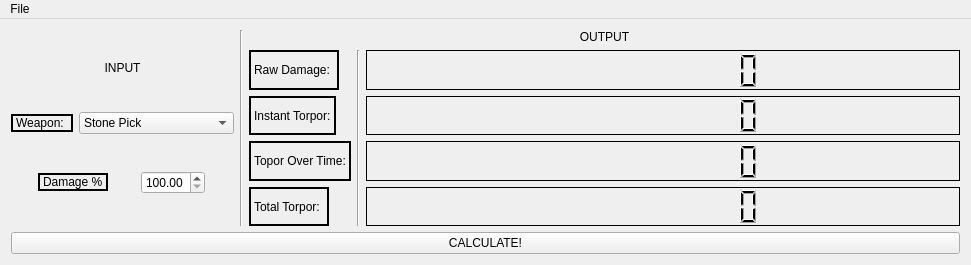
The window that mainwindow.ui (mattearly/ARK-Survial-Evolved-damage-calculator) describes before a commit, drawn with Qt 5.
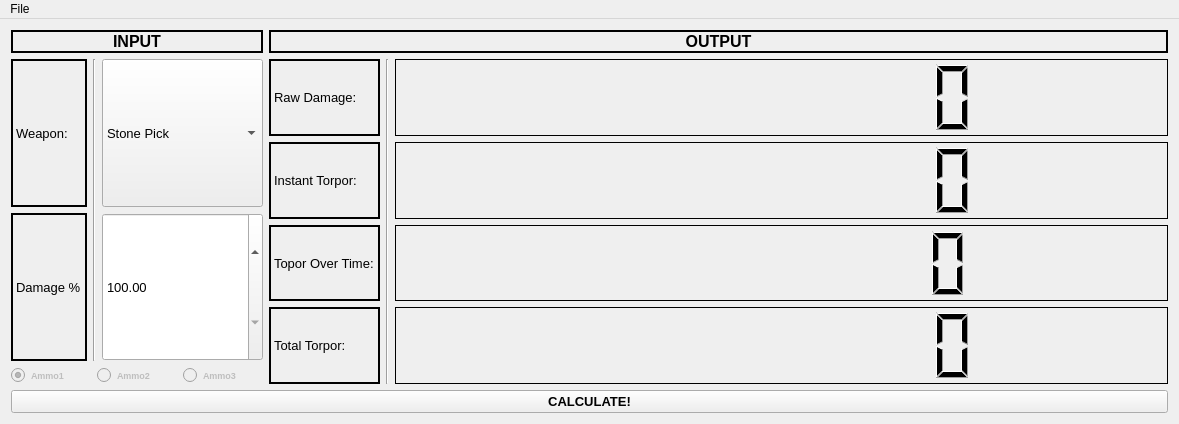
The same window after the commit.

Commit message: Added ammo selectors for all weapons

The edit to the form file:
```diff
--- a/mainwindow.ui
+++ b/mainwindow.ui
@@ -6,8 +6,8 @@
    <rect>
     <x>0</x>
     <y>0</y>
-    <width>971</width>
-    <height>265</height>
+    <width>1179</width>
+    <height>424</height>
    </rect>
   </property>
   <property name="sizePolicy">
@@ -20,11 +20,11 @@
    <string>ARK Damage Calculator</string>
   </property>
   <widget class="QWidget" name="centralWidget">
-   <layout class="QVBoxLayout" name="verticalLayout_5">
+   <layout class="QVBoxLayout" name="verticalLayout_7">
     <item>
      <layout class="QHBoxLayout" name="horizontalLayout_4">
       <item>
-       <layout class="QVBoxLayout" name="verticalLayout_4">
+       <layout class="QVBoxLayout" name="verticalLayout_6">
         <item>
          <widget class="QLabel" name="label_input">
           <property name="sizePolicy">
@@ -33,6 +33,22 @@
             <verstretch>0</verstretch>
            </sizepolicy>
           </property>
+          <property name="font">
+           <font>
+            <pointsize>12</pointsize>
+            <weight>75</weight>
+            <bold>true</bold>
+           </font>
+          </property>
+          <property name="frameShape">
+           <enum>QFrame::WinPanel</enum>
+          </property>
+          <property name="frameShadow">
+           <enum>QFrame::Plain</enum>
+          </property>
+          <property name="lineWidth">
+           <number>5</number>
+          </property>
           <property name="text">
            <string>INPUT</string>
           </property>
@@ -42,15 +58,22 @@
          </widget>
         </item>
         <item>
-         <layout class="QHBoxLayout" name="horizontalLayout_2">
+         <layout class="QHBoxLayout" name="horizontalLayout_3">
+          <item>
+           <layout class="QVBoxLayout" name="verticalLayout_2">
           <item>
            <widget class="QLabel" name="label_Weapon">
             <property name="sizePolicy">
-             <sizepolicy hsizetype="Maximum" vsizetype="Fixed">
+               <sizepolicy hsizetype="Minimum" vsizetype="Minimum">
               <horstretch>0</horstretch>
               <verstretch>0</verstretch>
              </sizepolicy>
             </property>
+              <property name="font">
+               <font>
+                <pointsize>10</pointsize>
+               </font>
+              </property>
             <property name="frameShape">
              <enum>QFrame::WinPanel</enum>
             </property>
@@ -66,13 +89,56 @@
            </widget>
           </item>
           <item>
+             <widget class="QLabel" name="label_damagepercent">
+              <property name="sizePolicy">
+               <sizepolicy hsizetype="Minimum" vsizetype="Minimum">
+                <horstretch>0</horstretch>
+                <verstretch>0</verstretch>
+               </sizepolicy>
+              </property>
+              <property name="font">
+               <font>
+                <pointsize>10</pointsize>
+               </font>
+              </property>
+              <property name="frameShape">
+               <enum>QFrame::WinPanel</enum>
+              </property>
+              <property name="frameShadow">
+               <enum>QFrame::Plain</enum>
+              </property>
+              <property name="lineWidth">
+               <number>2</number>
+              </property>
+              <property name="text">
+               <string>Damage %</string>
+              </property>
+             </widget>
+            </item>
+           </layout>
+          </item>
+          <item>
+           <widget class="Line" name="line_3">
+            <property name="orientation">
+             <enum>Qt::Vertical</enum>
+            </property>
+           </widget>
+          </item>
+          <item>
+           <layout class="QVBoxLayout" name="verticalLayout">
+            <item>
            <widget class="QComboBox" name="comboBox_Weapon">
             <property name="sizePolicy">
-             <sizepolicy hsizetype="Maximum" vsizetype="Fixed">
+               <sizepolicy hsizetype="Minimum" vsizetype="Minimum">
               <horstretch>0</horstretch>
               <verstretch>0</verstretch>
              </sizepolicy>
             </property>
+              <property name="font">
+               <font>
+                <pointsize>10</pointsize>
+               </font>
+              </property>
             <item>
              <property name="text">
               <string>Stone Pick</string>
@@ -185,40 +251,19 @@
             </item>
            </widget>
           </item>
-         </layout>
-        </item>
-        <item>
-         <layout class="QHBoxLayout" name="horizontalLayout_3">
-          <item>
-           <widget class="QLabel" name="label_damagepercent">
-            <property name="sizePolicy">
-             <sizepolicy hsizetype="Maximum" vsizetype="Fixed">
-              <horstretch>0</horstretch>
-              <verstretch>0</verstretch>
-             </sizepolicy>
-            </property>
-            <property name="frameShape">
-             <enum>QFrame::WinPanel</enum>
-            </property>
-            <property name="frameShadow">
-             <enum>QFrame::Plain</enum>
-            </property>
-            <property name="lineWidth">
-             <number>2</number>
-            </property>
-            <property name="text">
-             <string>Damage %</string>
-            </property>
-           </widget>
-          </item>
           <item>
            <widget class="QDoubleSpinBox" name="doubleSpinBox_damagepercent">
             <property name="sizePolicy">
-             <sizepolicy hsizetype="Maximum" vsizetype="Fixed">
+               <sizepolicy hsizetype="Minimum" vsizetype="Minimum">
               <horstretch>0</horstretch>
               <verstretch>0</verstretch>
              </sizepolicy>
             </property>
+              <property name="font">
+               <font>
+                <pointsize>10</pointsize>
+               </font>
+              </property>
             <property name="minimum">
              <double>100.000000000000000</double>
             </property>
@@ -232,14 +277,82 @@
        </layout>
       </item>
       <item>
-       <widget class="Line" name="line">
-        <property name="orientation">
-         <enum>Qt::Vertical</enum>
-        </property>
+         <layout class="QHBoxLayout" name="horizontalLayout_2">
+          <item>
+           <widget class="QRadioButton" name="radioButton_ammo1">
+            <property name="enabled">
+             <bool>false</bool>
+            </property>
+            <property name="font">
+             <font>
+              <pointsize>7</pointsize>
+              <weight>75</weight>
+              <bold>true</bold>
+             </font>
+            </property>
+            <property name="text">
+             <string>Ammo1</string>
+            </property>
+            <property name="shortcut">
+             <string>1</string>
+            </property>
+            <property name="checked">
+             <bool>true</bool>
+            </property>
        </widget>
       </item>
       <item>
-       <layout class="QVBoxLayout" name="verticalLayout_3">
+           <widget class="QRadioButton" name="radioButton_ammo2">
+            <property name="enabled">
+             <bool>false</bool>
+            </property>
+            <property name="font">
+             <font>
+              <pointsize>7</pointsize>
+              <weight>75</weight>
+              <bold>true</bold>
+             </font>
+            </property>
+            <property name="text">
+             <string>Ammo2</string>
+            </property>
+            <property name="shortcut">
+             <string>2</string>
+            </property>
+            <property name="checked">
+             <bool>false</bool>
+            </property>
+           </widget>
+          </item>
+          <item>
+           <widget class="QRadioButton" name="radioButton_ammo3">
+            <property name="enabled">
+             <bool>false</bool>
+            </property>
+            <property name="font">
+             <font>
+              <pointsize>7</pointsize>
+              <weight>75</weight>
+              <bold>true</bold>
+             </font>
+            </property>
+            <property name="text">
+             <string>Ammo3</string>
+            </property>
+            <property name="shortcut">
+             <string>3</string>
+            </property>
+            <property name="checked">
+             <bool>false</bool>
+            </property>
+           </widget>
+          </item>
+         </layout>
+        </item>
+       </layout>
+      </item>
+      <item>
+       <layout class="QVBoxLayout" name="verticalLayout_5">
         <item>
          <widget class="QLabel" name="label_output">
           <property name="sizePolicy">
@@ -248,6 +361,22 @@
             <verstretch>0</verstretch>
            </sizepolicy>
           </property>
+          <property name="font">
+           <font>
+            <pointsize>12</pointsize>
+            <weight>75</weight>
+            <bold>true</bold>
+           </font>
+          </property>
+          <property name="frameShape">
+           <enum>QFrame::WinPanel</enum>
+          </property>
+          <property name="frameShadow">
+           <enum>QFrame::Plain</enum>
+          </property>
+          <property name="lineWidth">
+           <number>5</number>
+          </property>
           <property name="text">
            <string>OUTPUT</string>
           </property>
@@ -259,15 +388,20 @@
         <item>
          <layout class="QHBoxLayout" name="horizontalLayout">
           <item>
-           <layout class="QVBoxLayout" name="verticalLayout">
+           <layout class="QVBoxLayout" name="verticalLayout_4">
             <item>
-             <widget class="QLabel" name="label_6">
+             <widget class="QLabel" name="label_RawDamage">
               <property name="sizePolicy">
-               <sizepolicy hsizetype="Maximum" vsizetype="Minimum">
+               <sizepolicy hsizetype="Minimum" vsizetype="Minimum">
                 <horstretch>0</horstretch>
                 <verstretch>0</verstretch>
                </sizepolicy>
               </property>
+              <property name="font">
+               <font>
+                <pointsize>10</pointsize>
+               </font>
+              </property>
               <property name="frameShape">
                <enum>QFrame::WinPanel</enum>
               </property>
@@ -283,13 +417,18 @@
              </widget>
             </item>
             <item>
-             <widget class="QLabel" name="label">
+             <widget class="QLabel" name="label_InstantTorpor">
               <property name="sizePolicy">
-               <sizepolicy hsizetype="Maximum" vsizetype="Minimum">
+               <sizepolicy hsizetype="Minimum" vsizetype="Minimum">
                 <horstretch>0</horstretch>
                 <verstretch>0</verstretch>
                </sizepolicy>
               </property>
+              <property name="font">
+               <font>
+                <pointsize>10</pointsize>
+               </font>
+              </property>
               <property name="frameShape">
                <enum>QFrame::WinPanel</enum>
               </property>
@@ -305,13 +444,18 @@
              </widget>
             </item>
             <item>
-             <widget class="QLabel" name="label_2">
+             <widget class="QLabel" name="label_TorporOverTime">
               <property name="sizePolicy">
-               <sizepolicy hsizetype="Maximum" vsizetype="Minimum">
+               <sizepolicy hsizetype="Minimum" vsizetype="Minimum">
                 <horstretch>0</horstretch>
                 <verstretch>0</verstretch>
                </sizepolicy>
               </property>
+              <property name="font">
+               <font>
+                <pointsize>10</pointsize>
+               </font>
+              </property>
               <property name="frameShape">
                <enum>QFrame::WinPanel</enum>
               </property>
@@ -327,13 +471,18 @@
              </widget>
             </item>
             <item>
-             <widget class="QLabel" name="label_3">
+             <widget class="QLabel" name="label_TotalTorpor">
               <property name="sizePolicy">
-               <sizepolicy hsizetype="Maximum" vsizetype="Minimum">
+               <sizepolicy hsizetype="Minimum" vsizetype="Minimum">
                 <horstretch>0</horstretch>
                 <verstretch>0</verstretch>
                </sizepolicy>
               </property>
+              <property name="font">
+               <font>
+                <pointsize>10</pointsize>
+               </font>
+              </property>
               <property name="frameShape">
                <enum>QFrame::WinPanel</enum>
               </property>
@@ -358,11 +507,11 @@
            </widget>
           </item>
           <item>
-           <layout class="QVBoxLayout" name="verticalLayout_2">
+           <layout class="QVBoxLayout" name="verticalLayout_3">
             <item>
              <widget class="QLCDNumber" name="lcdNumber_rawdamage">
               <property name="sizePolicy">
-               <sizepolicy hsizetype="Minimum" vsizetype="Minimum">
+               <sizepolicy hsizetype="MinimumExpanding" vsizetype="Minimum">
                 <horstretch>0</horstretch>
                 <verstretch>0</verstretch>
                </sizepolicy>
@@ -397,7 +546,7 @@
             <item>
              <widget class="QLCDNumber" name="lcdNumber_InstantTorpor">
               <property name="sizePolicy">
-               <sizepolicy hsizetype="Minimum" vsizetype="Minimum">
+               <sizepolicy hsizetype="MinimumExpanding" vsizetype="Minimum">
                 <horstretch>0</horstretch>
                 <verstretch>0</verstretch>
                </sizepolicy>
@@ -430,9 +579,9 @@
              </widget>
             </item>
             <item>
-             <widget class="QLCDNumber" name="lcdNumber">
+             <widget class="QLCDNumber" name="lcdNumber_TorporOverTime">
               <property name="sizePolicy">
-               <sizepolicy hsizetype="Minimum" vsizetype="Minimum">
+               <sizepolicy hsizetype="MinimumExpanding" vsizetype="Minimum">
                 <horstretch>0</horstretch>
                 <verstretch>0</verstretch>
                </sizepolicy>
@@ -465,9 +614,9 @@
              </widget>
             </item>
             <item>
-             <widget class="QLCDNumber" name="lcdNumber_2">
+             <widget class="QLCDNumber" name="lcdNumber_TotalTorpor">
               <property name="sizePolicy">
-               <sizepolicy hsizetype="Minimum" vsizetype="Minimum">
+               <sizepolicy hsizetype="MinimumExpanding" vsizetype="Minimum">
                 <horstretch>0</horstretch>
                 <verstretch>0</verstretch>
                </sizepolicy>
@@ -509,6 +658,13 @@
     </item>
     <item>
      <widget class="QPushButton" name="pushButton">
+      <property name="font">
+       <font>
+        <pointsize>10</pointsize>
+        <weight>75</weight>
+        <bold>true</bold>
+       </font>
+      </property>
       <property name="text">
        <string>CALCULATE!</string>
       </property>
@@ -521,7 +677,7 @@
     <rect>
      <x>0</x>
      <y>0</y>
-     <width>971</width>
+     <width>1179</width>
      <height>19</height>
     </rect>
    </property>
```
Left out of the diff: 3 changed lines with no effect on the pictures. Lines whose indentation alone changed are shown as unchanged. The commit also changes 3 other files.
